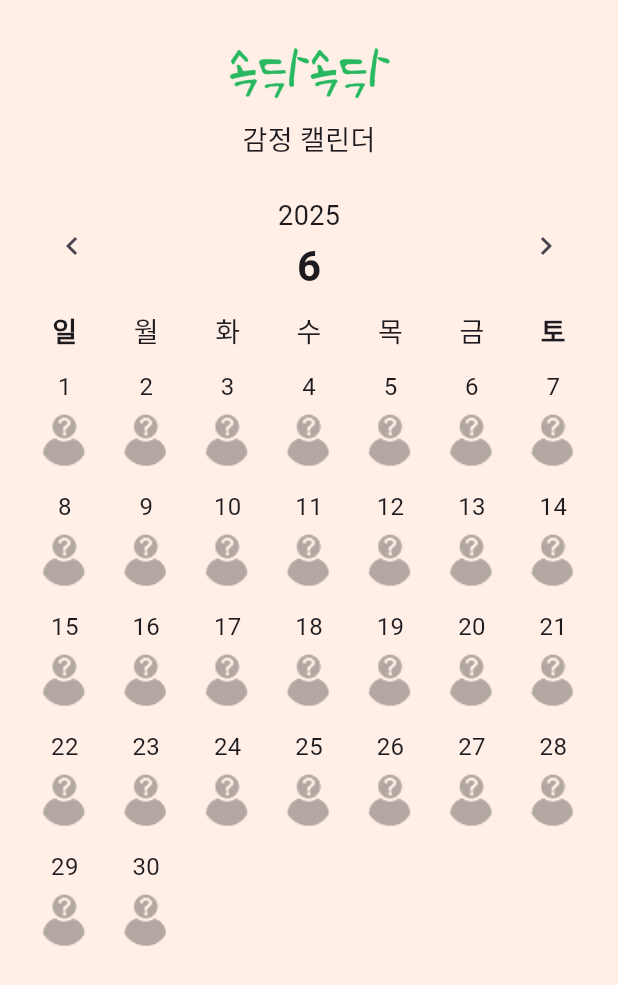
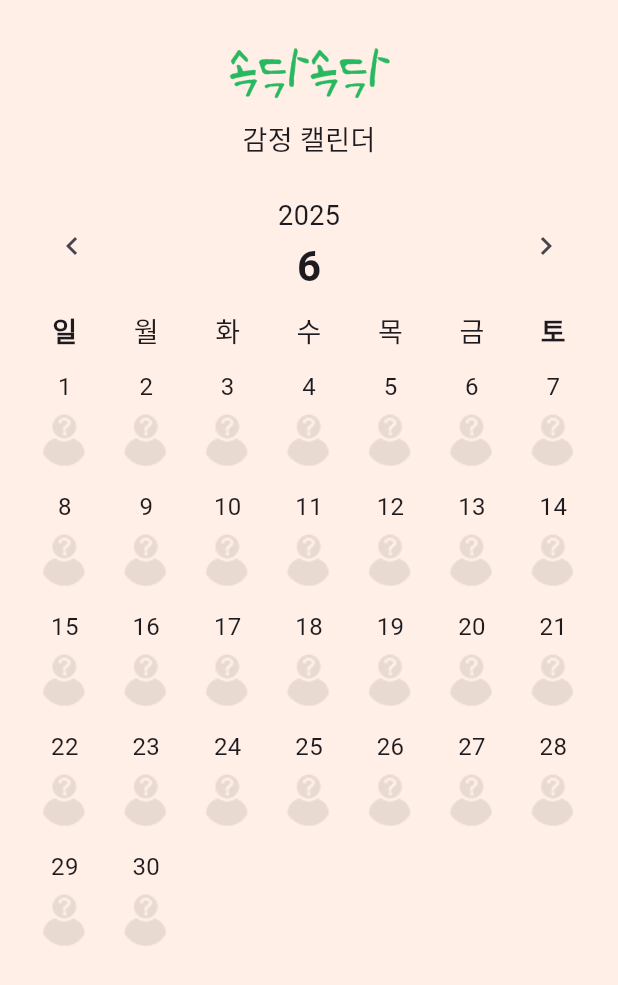
Before and after one commit to sokdaksokdak-2/sokdak-fronend, a Flutter app: the CalendarScreen screen opened directly, on a phone screen of 412 x 824 dp. Shown: the top 985 px of the screen. Run offline on Flutter 3.47's test engine with Material 3 defaults, Android fonts, the phone set to English and light mode, and no system bars; drawn by our look-alikes of table_calendar; our stand-ins replace app_links, dio, fl_chart, flutter_bluetooth_serial, flutter_local_notifications, flutter_riverpod and 7 more; missing offline and left inert: siri_wave; accounts and stored records are empty; network calls fail.

Commit message:
재호짱 - 완성된 달력에 코난 범인 투명도 추가

```diff
--- a/lib/screen/calendar/calendar_screen.dart
+++ b/lib/screen/calendar/calendar_screen.dart
@@ -171,8 +171,15 @@ class _CalendarScreenState extends State<CalendarScreen> {
 
   Widget _buildEmotionForDay(DateTime day) {
     final seq = _monthlySummary[DateUtils.dateOnly(day)];
-    return Image.asset(emotionAsset(seq ?? 0), width: 40, height: 40);
+
+    final asset = emotionAsset(seq ?? 0);
+
+    return Opacity(
+      opacity: (seq == null || seq == 0) ? 0.3 : 1.0, // 감정 없을 때만 반투명
+      child: Image.asset(asset, width: 40, height: 40),
+    );
   }
+
 
   Widget _buildDayCell(DateTime day, bool selected) {
     return Column(
```
